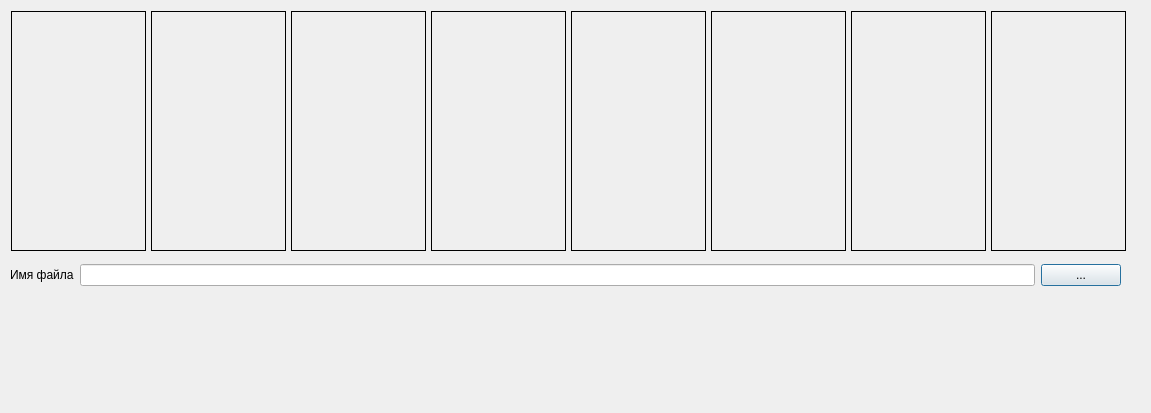
This is dialog.ui in Egor-nnov/ClockSkinsViewerFlasher as Qt 5 draws it before an edit. The edited form follows.
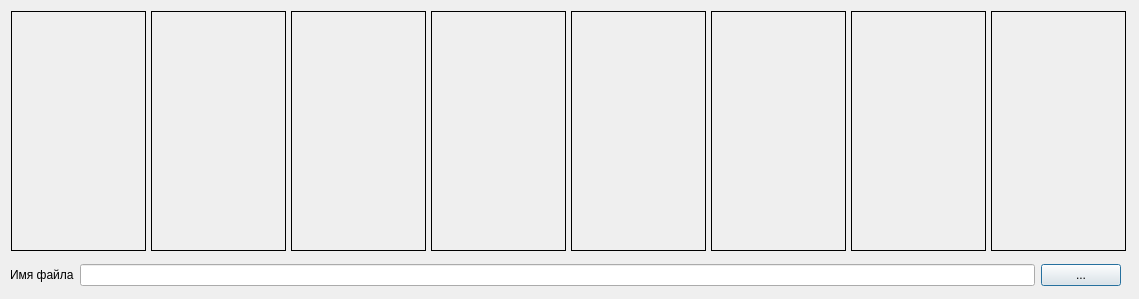
This is the edited form.

Diff of the .ui file:
```diff
--- a/dialog.ui
+++ b/dialog.ui
@@ -6,8 +6,8 @@
    <rect>
     <x>0</x>
     <y>0</y>
-    <width>1151</width>
-    <height>413</height>
+    <width>1139</width>
+    <height>299</height>
    </rect>
   </property>
   <property name="windowTitle">
```
Left out of the diff: 2 changed lines with no effect on the pictures.
